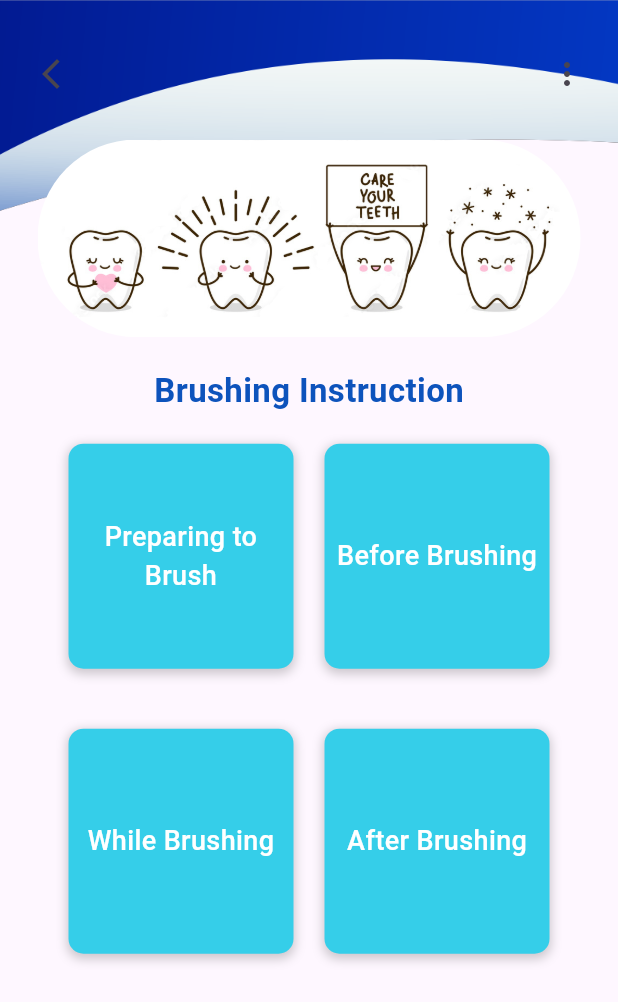
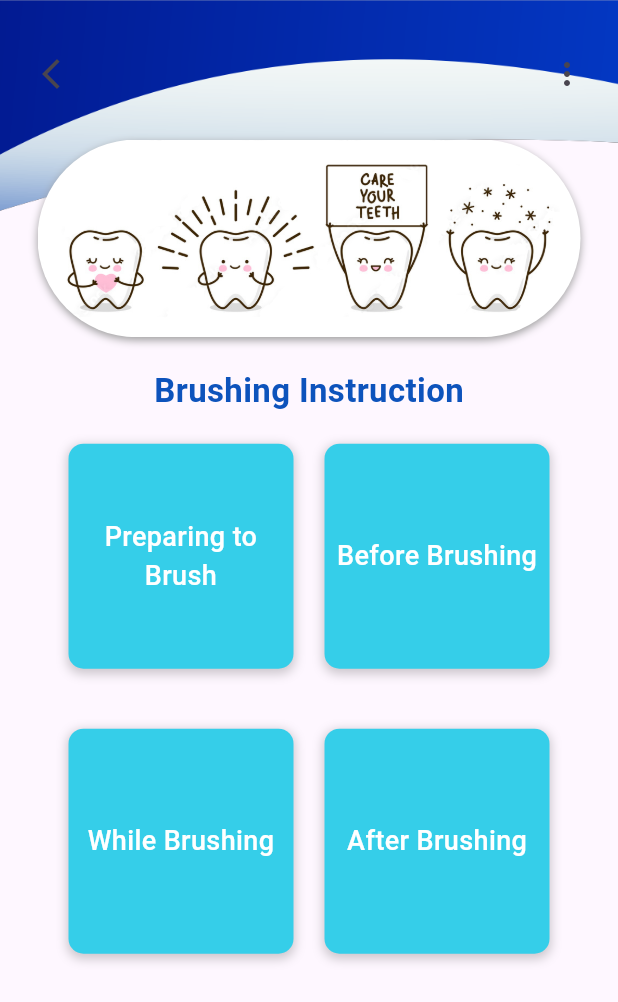
Before and after one commit to navendunandu/nuParent, a Flutter app: the BrushingInstruction screen opened directly, on a phone screen of 412 x 824 dp. Shown: the top 1002 px of the screen. Run offline on Flutter 3.47's test engine with Material 3 defaults, Android fonts, the phone set to English and light mode, and no system bars; our stand-ins replace flutter_signin_button, google_fonts, image_picker, intl_phone_field.

Commit message:
brushing instruction elevation

```diff
--- a/Mobile/lib/brushing_instruction.dart
+++ b/Mobile/lib/brushing_instruction.dart
@@ -49,14 +49,33 @@ class _BrushingInstructionState extends State<BrushingInstruction> {
                     const SizedBox(
                       height: 20,
                     ),
-                    ClipRRect(
-                      borderRadius: const BorderRadius.all(Radius.circular(100)),
-                      child: Image.asset('assets/Teeths.png'),
+                    Container(
+                      decoration: BoxDecoration(
+                        borderRadius: BorderRadius.circular(100),
+                        boxShadow: const [
+                          BoxShadow(
+                            color: Colors.grey,
+                            offset: Offset(0, 2),
+                            blurRadius: 4,
+                          ),
+                        ],
+                      ),
+                      child: ClipRRect(
+                        borderRadius:
+                            const BorderRadius.all(Radius.circular(100)),
+                        child: Image.asset('assets/Teeths.png'),
+                      ),
                     ),
                     const SizedBox(
                       height: 20,
                     ),
-                    const Text('Brushing Instruction', style: TextStyle(fontSize: 22, fontWeight: FontWeight.bold, color: AppColors.darkblue),),
+                    const Text(
+                      'Brushing Instruction',
+                      style: TextStyle(
+                          fontSize: 22,
+                          fontWeight: FontWeight.bold,
+                          color: AppColors.darkblue),
+                    ),
                     const SizedBox(
                       height: 20,
                     ),
```
